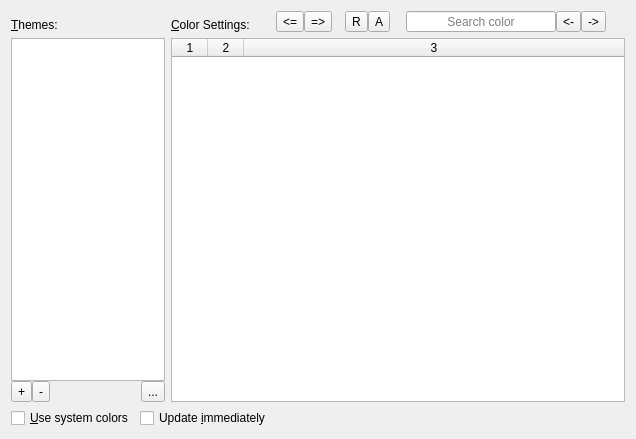
Before: the Qt Designer form src/frontends/qt/ui/PrefColorsUi.ui in kojiOnHill/lyx, drawn with Qt 5.
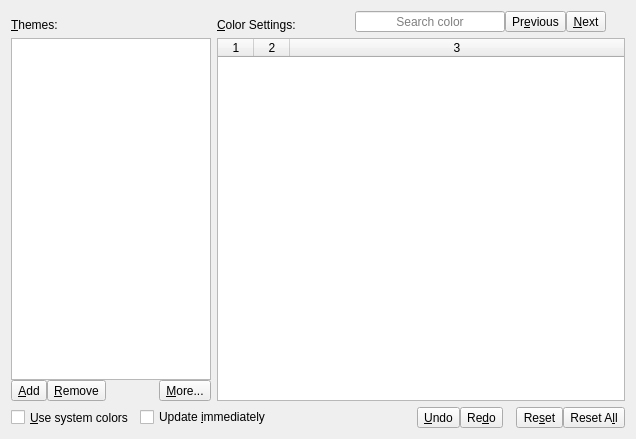
After: the same form once the commit is applied. Icons and pictures are not drawn.

Commit message: Make icon buttons more explanatory

```diff
--- a/src/frontends/qt/ui/PrefColorsUi.ui
+++ b/src/frontends/qt/ui/PrefColorsUi.ui
@@ -20,158 +20,46 @@
    <string/>
   </property>
   <layout class="QGridLayout" name="gridLayout_2">
-   <item row="1" column="0" colspan="3">
-    <layout class="QGridLayout" name="gridLayout" rowstretch="0,0,0" columnstretch="0,0,0,0,0,0,0,0">
-     <item row="1" column="1" rowspan="2" colspan="7">
-      <widget class="QTableWidget" name="colorsTW">
-       <property name="font">
-        <font>
-         <family>.AppleSystemUIFont</family>
-        </font>
-       </property>
-       <property name="iconSize">
-        <size>
-         <width>32</width>
-         <height>16</height>
-        </size>
-       </property>
-       <property name="showGrid">
-        <bool>false</bool>
-       </property>
-       <property name="sortingEnabled">
-        <bool>true</bool>
-       </property>
-       <property name="columnCount">
-        <number>3</number>
-       </property>
-       <attribute name="horizontalHeaderMinimumSectionSize">
-        <number>24</number>
-       </attribute>
-       <attribute name="horizontalHeaderDefaultSectionSize">
-        <number>36</number>
-       </attribute>
-       <attribute name="horizontalHeaderStretchLastSection">
-        <bool>true</bool>
-       </attribute>
-       <attribute name="verticalHeaderVisible">
-        <bool>false</bool>
-       </attribute>
-       <attribute name="verticalHeaderMinimumSectionSize">
-        <number>12</number>
-       </attribute>
-       <attribute name="verticalHeaderDefaultSectionSize">
-        <number>18</number>
-       </attribute>
-       <column/>
-       <column/>
-       <column/>
-      </widget>
-     </item>
-     <item row="0" column="6">
-      <layout class="QHBoxLayout" name="searchLayout">
-       <property name="spacing">
-        <number>0</number>
-       </property>
-       <item>
-        <widget class="QLineEdit" name="searchStringEdit">
+   <item row="3" column="0">
+    <widget class="QCheckBox" name="syscolorsCB">
          <property name="sizePolicy">
-          <sizepolicy hsizetype="MinimumExpanding" vsizetype="Fixed">
+      <sizepolicy hsizetype="Minimum" vsizetype="Minimum">
            <horstretch>0</horstretch>
            <verstretch>0</verstretch>
           </sizepolicy>
          </property>
-         <property name="minimumSize">
-          <size>
-           <width>150</width>
-           <height>16</height>
-          </size>
-         </property>
-         <property name="maximumSize">
-          <size>
-           <width>500</width>
-           <height>16777215</height>
-          </size>
-         </property>
          <property name="toolTip">
-          <string>Enter a color name to search</string>
-         </property>
-         <property name="alignment">
-          <set>Qt::AlignmentFlag::AlignCenter</set>
-         </property>
-         <property name="placeholderText">
-          <string>Search color</string>
-         </property>
-         <property name="clearButtonEnabled">
-          <bool>true</bool>
-         </property>
-        </widget>
-       </item>
-       <item>
-        <widget class="QToolButton" name="searchBackwardPB">
-         <property name="toolTip">
-          <string>Search backward</string>
-         </property>
+      <string>Use the color scheme of your Operating System/Desktop Environment</string>
+     </property>
          <property name="text">
-          <string>&lt;-</string>
-         </property>
-         <property name="icon">
-          <iconset theme="QIcon::ThemeIcon::GoPrevious"/>
-         </property>
-         <property name="iconSize">
-          <size>
-           <width>16</width>
-           <height>16</height>
-          </size>
-         </property>
-        </widget>
-       </item>
-       <item>
-        <widget class="QToolButton" name="searchForwardPB">
-         <property name="sizePolicy">
-          <sizepolicy hsizetype="Fixed" vsizetype="Fixed">
-           <horstretch>0</horstretch>
-           <verstretch>0</verstretch>
-          </sizepolicy>
-         </property>
+      <string>&amp;Use system colors</string>
+     </property>
+    </widget>
+   </item>
+   <item row="3" column="1">
+    <widget class="QCheckBox" name="autoapplyCB">
          <property name="toolTip">
-          <string>Search forward</string>
+      <string>Apply changed color immediately</string>
          </property>
          <property name="text">
-          <string>-&gt;</string>
-         </property>
-         <property name="icon">
-          <iconset theme="QIcon::ThemeIcon::GoNext"/>
-         </property>
-         <property name="iconSize">
-          <size>
-           <width>16</width>
-           <height>16</height>
-          </size>
-         </property>
-         <property name="shortcut">
-          <string>Ctrl+S</string>
-         </property>
-        </widget>
-       </item>
-      </layout>
-     </item>
-     <item row="0" column="5">
-      <spacer name="hsTitleCenter">
+      <string>Update &amp;immediately</string>
+     </property>
+    </widget>
+   </item>
+   <item row="3" column="2">
+    <spacer name="hsBottomRight">
        <property name="orientation">
         <enum>Qt::Orientation::Horizontal</enum>
        </property>
-       <property name="sizeType">
-        <enum>QSizePolicy::Policy::Maximum</enum>
-       </property>
        <property name="sizeHint" stdset="0">
         <size>
-         <width>30</width>
-         <height>13</height>
+       <width>40</width>
+       <height>20</height>
         </size>
        </property>
       </spacer>
      </item>
-     <item row="0" column="4">
+   <item row="3" column="3">
       <layout class="QHBoxLayout" name="horizontalLayout">
        <property name="spacing">
         <number>0</number>
@@ -185,7 +73,7 @@
           <string>Undo</string>
          </property>
          <property name="text">
-          <string>&lt;=</string>
+        <string>&amp;Undo</string>
          </property>
          <property name="iconSize">
           <size>
@@ -204,7 +92,7 @@
           <string>Redo</string>
          </property>
          <property name="text">
-          <string>=&gt;</string>
+        <string>Re&amp;do</string>
          </property>
          <property name="iconSize">
           <size>
@@ -236,7 +124,7 @@
           <string>Revert selected to theme colors</string>
          </property>
          <property name="text">
-          <string>R</string>
+        <string>Re&amp;set</string>
          </property>
          <property name="iconSize">
           <size>
@@ -252,7 +140,7 @@
           <string>Reset all colors to theme</string>
          </property>
          <property name="text">
-          <string>A</string>
+        <string>Reset A&amp;ll</string>
          </property>
          <property name="iconSize">
           <size>
@@ -264,48 +152,8 @@
        </item>
       </layout>
      </item>
-     <item row="0" column="0">
-      <widget class="QLabel" name="themesLabel">
-       <property name="text">
-        <string>&amp;Themes:</string>
-       </property>
-       <property name="alignment">
-        <set>Qt::AlignmentFlag::AlignBottom|Qt::AlignmentFlag::AlignLeading|Qt::AlignmentFlag::AlignLeft</set>
-       </property>
-       <property name="buddy">
-        <cstring>themesLW</cstring>
-       </property>
-      </widget>
-     </item>
-     <item row="0" column="1" colspan="2">
-      <widget class="QLabel" name="colorLabel">
-       <property name="text">
-        <string>&amp;Color Settings:</string>
-       </property>
-       <property name="alignment">
-        <set>Qt::AlignmentFlag::AlignBottom|Qt::AlignmentFlag::AlignLeading|Qt::AlignmentFlag::AlignLeft</set>
-       </property>
-       <property name="buddy">
-        <cstring>colorsTW</cstring>
-       </property>
-      </widget>
-     </item>
-     <item row="0" column="7">
-      <spacer name="hsTitleRight">
-       <property name="orientation">
-        <enum>Qt::Orientation::Horizontal</enum>
-       </property>
-       <property name="sizeType">
-        <enum>QSizePolicy::Policy::Fixed</enum>
-       </property>
-       <property name="sizeHint" stdset="0">
-        <size>
-         <width>13</width>
-         <height>20</height>
-        </size>
-       </property>
-      </spacer>
-     </item>
+   <item row="1" column="0" colspan="4">
+    <layout class="QGridLayout" name="gridLayout" rowstretch="0,0,0" columnstretch="0,0,0,0,0,0">
      <item row="1" column="0" rowspan="2">
       <layout class="QGridLayout" name="gridLayoutThemes">
        <property name="spacing">
@@ -333,7 +181,7 @@
           <string>Remove a selected color theme</string>
          </property>
          <property name="text">
-          <string>-</string>
+          <string>&amp;Remove</string>
          </property>
          <property name="shortcut">
           <string notr="true">Ctrl+R</string>
@@ -346,7 +194,7 @@
           <string>Other menus to handle themes</string>
          </property>
          <property name="text">
-          <string>...</string>
+          <string>&amp;More...</string>
          </property>
         </widget>
        </item>
@@ -356,7 +204,7 @@
           <string>Add the current color set as a theme</string>
          </property>
          <property name="text">
-          <string>+</string>
+          <string>&amp;Add</string>
          </property>
          <property name="shortcut">
           <string>Ctrl+S</string>
@@ -373,7 +221,7 @@
          </property>
          <property name="maximumSize">
           <size>
-           <width>180</width>
+           <width>200</width>
            <height>16777215</height>
           </size>
          </property>
@@ -387,6 +235,175 @@
        </item>
       </layout>
      </item>
+     <item row="0" column="4">
+      <layout class="QHBoxLayout" name="searchLayout">
+       <property name="spacing">
+        <number>0</number>
+       </property>
+       <item>
+        <widget class="QLineEdit" name="searchStringEdit">
+         <property name="sizePolicy">
+          <sizepolicy hsizetype="MinimumExpanding" vsizetype="Fixed">
+           <horstretch>0</horstretch>
+           <verstretch>0</verstretch>
+          </sizepolicy>
+         </property>
+         <property name="minimumSize">
+          <size>
+           <width>150</width>
+           <height>16</height>
+          </size>
+         </property>
+         <property name="maximumSize">
+          <size>
+           <width>500</width>
+           <height>16777215</height>
+          </size>
+         </property>
+         <property name="toolTip">
+          <string>Enter a color name to search</string>
+         </property>
+         <property name="alignment">
+          <set>Qt::AlignmentFlag::AlignCenter</set>
+         </property>
+         <property name="placeholderText">
+          <string>Search color</string>
+         </property>
+         <property name="clearButtonEnabled">
+          <bool>true</bool>
+         </property>
+        </widget>
+       </item>
+       <item>
+        <widget class="QToolButton" name="findPreviousPB">
+         <property name="toolTip">
+          <string>Search backward</string>
+         </property>
+         <property name="text">
+          <string>Pr&amp;evious</string>
+         </property>
+         <property name="iconSize">
+          <size>
+           <width>16</width>
+           <height>16</height>
+          </size>
+         </property>
+        </widget>
+       </item>
+       <item>
+        <widget class="QToolButton" name="findNextPB">
+         <property name="sizePolicy">
+          <sizepolicy hsizetype="Fixed" vsizetype="Fixed">
+           <horstretch>0</horstretch>
+           <verstretch>0</verstretch>
+          </sizepolicy>
+         </property>
+         <property name="toolTip">
+          <string>Search forward</string>
+         </property>
+         <property name="text">
+          <string>&amp;Next</string>
+         </property>
+         <property name="iconSize">
+          <size>
+           <width>16</width>
+           <height>16</height>
+          </size>
+         </property>
+         <property name="shortcut">
+          <string>Ctrl+S</string>
+         </property>
+        </widget>
+       </item>
+      </layout>
+     </item>
+     <item row="0" column="5">
+      <spacer name="hsTitleRight">
+       <property name="orientation">
+        <enum>Qt::Orientation::Horizontal</enum>
+       </property>
+       <property name="sizeType">
+        <enum>QSizePolicy::Policy::Fixed</enum>
+       </property>
+       <property name="sizeHint" stdset="0">
+        <size>
+         <width>13</width>
+         <height>20</height>
+        </size>
+       </property>
+      </spacer>
+     </item>
+     <item row="1" column="1" rowspan="2" colspan="5">
+      <widget class="QTableWidget" name="colorsTW">
+       <property name="font">
+        <font>
+         <family>.AppleSystemUIFont</family>
+        </font>
+       </property>
+       <property name="iconSize">
+        <size>
+         <width>32</width>
+         <height>16</height>
+        </size>
+       </property>
+       <property name="showGrid">
+        <bool>false</bool>
+       </property>
+       <property name="sortingEnabled">
+        <bool>true</bool>
+       </property>
+       <property name="columnCount">
+        <number>3</number>
+       </property>
+       <attribute name="horizontalHeaderMinimumSectionSize">
+        <number>24</number>
+       </attribute>
+       <attribute name="horizontalHeaderDefaultSectionSize">
+        <number>36</number>
+       </attribute>
+       <attribute name="horizontalHeaderStretchLastSection">
+        <bool>true</bool>
+       </attribute>
+       <attribute name="verticalHeaderVisible">
+        <bool>false</bool>
+       </attribute>
+       <attribute name="verticalHeaderMinimumSectionSize">
+        <number>12</number>
+       </attribute>
+       <attribute name="verticalHeaderDefaultSectionSize">
+        <number>18</number>
+       </attribute>
+       <column/>
+       <column/>
+       <column/>
+      </widget>
+     </item>
+     <item row="0" column="1" colspan="2">
+      <widget class="QLabel" name="colorLabel">
+       <property name="text">
+        <string>&amp;Color Settings:</string>
+       </property>
+       <property name="alignment">
+        <set>Qt::AlignmentFlag::AlignBottom|Qt::AlignmentFlag::AlignLeading|Qt::AlignmentFlag::AlignLeft</set>
+       </property>
+       <property name="buddy">
+        <cstring>colorsTW</cstring>
+       </property>
+      </widget>
+     </item>
+     <item row="0" column="0">
+      <widget class="QLabel" name="themesLabel">
+       <property name="text">
+        <string>&amp;Themes:</string>
+       </property>
+       <property name="alignment">
+        <set>Qt::AlignmentFlag::AlignBottom|Qt::AlignmentFlag::AlignLeading|Qt::AlignmentFlag::AlignLeft</set>
+       </property>
+       <property name="buddy">
+        <cstring>themesLW</cstring>
+       </property>
+      </widget>
+     </item>
      <item row="0" column="3">
       <spacer name="horizontalSpacer_3">
        <property name="orientation">
@@ -402,45 +419,6 @@
      </item>
     </layout>
    </item>
-   <item row="3" column="0">
-    <widget class="QCheckBox" name="syscolorsCB">
-     <property name="sizePolicy">
-      <sizepolicy hsizetype="Minimum" vsizetype="Minimum">
-       <horstretch>0</horstretch>
-       <verstretch>0</verstretch>
-      </sizepolicy>
-     </property>
-     <property name="toolTip">
-      <string>Use the color scheme of your Operating System/Desktop Environment</string>
-     </property>
-     <property name="text">
-      <string>&amp;Use system colors</string>
-     </property>
-    </widget>
-   </item>
-   <item row="3" column="1">
-    <widget class="QCheckBox" name="autoapplyCB">
-     <property name="toolTip">
-      <string>Apply changed color immediately</string>
-     </property>
-     <property name="text">
-      <string>Update &amp;immediately</string>
-     </property>
-    </widget>
-   </item>
-   <item row="3" column="2">
-    <spacer name="hsBottomRight">
-     <property name="orientation">
-      <enum>Qt::Orientation::Horizontal</enum>
-     </property>
-     <property name="sizeHint" stdset="0">
-      <size>
-       <width>40</width>
-       <height>20</height>
-      </size>
-     </property>
-    </spacer>
-   </item>
   </layout>
  </widget>
  <tabstops>
```
Left out of the diff: 4 changed lines with no effect on the pictures. Lines whose indentation alone changed are shown as unchanged. The commit also changes 1 other file.
